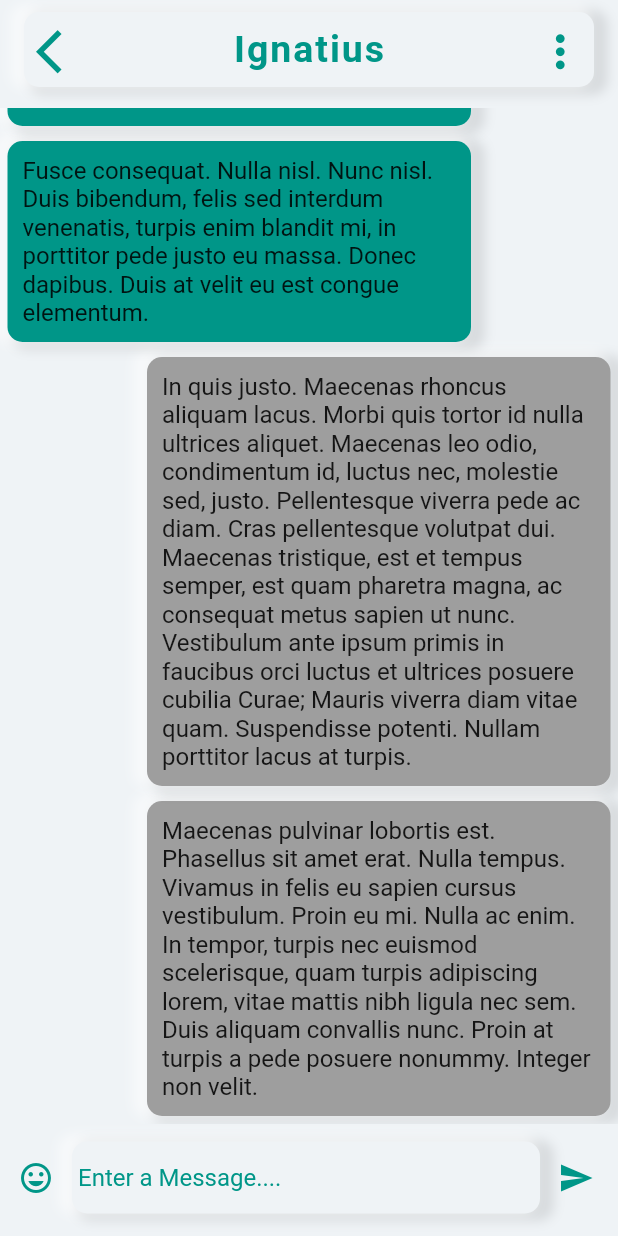
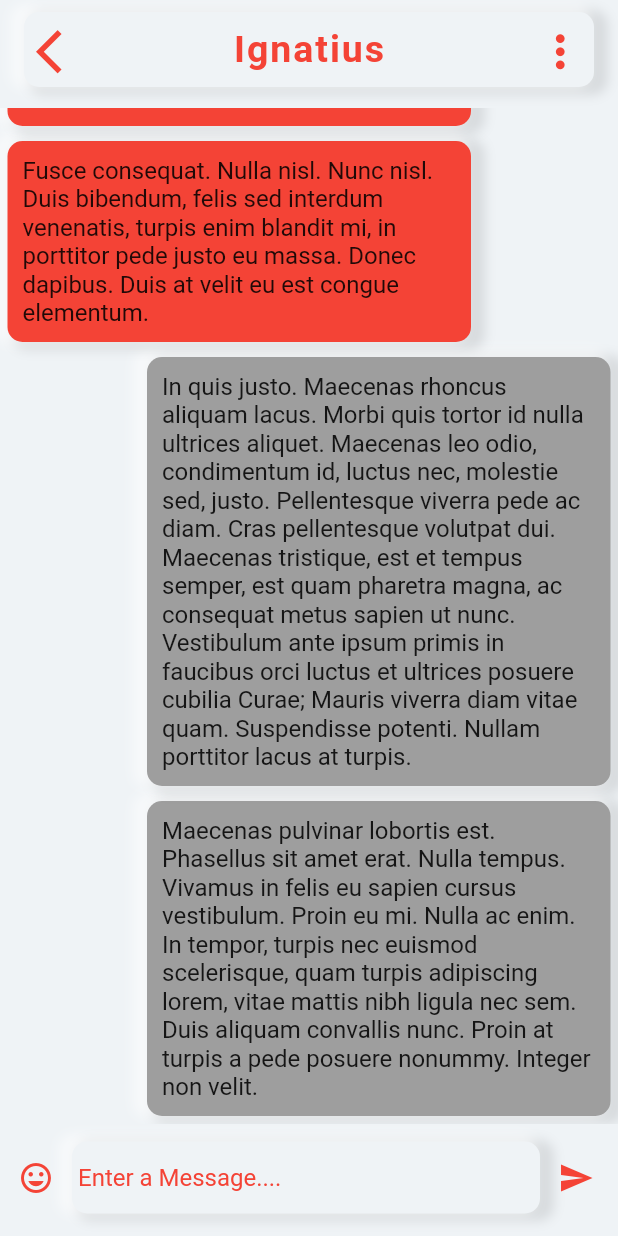
Before and after one commit to kamlesh1687/lets_talk, a Flutter app: the screen it shows once a user with an empty profile is signed in, after a tap on "Ignatius", on a phone screen of 412 x 824 dp. Run offline on Flutter 3.47's test engine with Material 2 defaults, Android fonts, the phone set to English and light mode, and no system bars; our stand-ins replace firebase_auth, google_fonts, google_sign_in; missing offline and left inert: fancy_bar, flutter_auth_buttons; accounts and stored records are empty; network calls fail; Roboto replaces fonts that are missing (Ubuntu).

Commit message:
New UX for instagram

```diff
--- a/lib/Screens/Chatbox.dart
+++ b/lib/Screens/Chatbox.dart
@@ -60,7 +60,7 @@ class _ChatboxState extends State<Chatbox> {
           children: <Widget>[
             Container(
               padding: EdgeInsets.only(bottom: 8),
-              child: customappbar(
+              child: CustomAppbar(
                   cname,
 
                   iconbuttons(Icons.arrow_back_ios, context, () {
--- a/lib/Screens/MyHomePage.dart
+++ b/lib/Screens/MyHomePage.dart
@@ -1,46 +1,38 @@
 import 'package:fancy_bar/fancy_bar.dart';
 import 'package:flutter/cupertino.dart';
 import 'package:flutter/material.dart';
+import 'package:letstalk/Screens/Searchscreen.dart';
 import 'package:letstalk/Screens/Settings.dart';
-import 'package:letstalk/Screens/chatscreeen.dart';
+
 import 'package:letstalk/homeScreen/Profilepage.dart';
 import 'package:letstalk/widgets/variableproperties.dart';
 import 'package:letstalk/widgets/widgets.dart';
 import '../homeScreen/Profilepage.dart';
 import '../homeScreen/feedscreen.dart';
 
-
-
-
 class MyHomePage extends StatefulWidget {
   @override
   _MyHomePageState createState() => _MyHomePageState();
 }
 
-var Pages=[
+List<Widget> pages = [
   Feedscreen(),
-
-  Container(),
+  Searchbar(),
   Setting(),
   Profilepage(),
-
 ];
 
 int currentpage = 0;
 
-
-
-double yaxisTranslatevalue = 0;
 class _MyHomePageState extends State<MyHomePage> {
-
   @override
   Widget build(BuildContext context) {
-    final hg= MediaQuery.of(context).size.height;
     return Scaffold(
-      backgroundColor: bgColor, extendBody: true,
-         bottomNavigationBar: nav( FancyBottomBar(
+        backgroundColor: bgColor,
+        extendBody: true,
+        bottomNavigationBar: nav(FancyBottomBar(
           type: FancyType.FancyV1,
-           selectedIndex: currentpage,// Fancy Bar Type
+          selectedIndex: currentpage, // Fancy Bar Type
           items: [
             FancyItem(
               textColor: Colors.orange,
@@ -69,14 +61,11 @@ class _MyHomePageState extends State<MyHomePage> {
             });
           },
         )),
-
         body: SafeArea(
-
           child: Column(
             children: <Widget>[
-
               Expanded(
-            child: Pages[currentpage],
+                child: pages[currentpage],
               )
             ],
           ),
--- a/lib/homeScreen/feedcontent.dart
+++ b/lib/homeScreen/feedcontent.dart
@@ -56,8 +56,11 @@ class _FeedsState extends State<Feeds> {
                 ),
               ),
               ListTile(
+                title: InkWell(
+                  enableFeedback: true,
+                  onLongPress: (){
 
-                title: InkWell(
+                  },
                   onTap: () {
                     Navigator.push(
                         context,
--- a/lib/homeScreen/feedscreen.dart
+++ b/lib/homeScreen/feedscreen.dart
@@ -1,6 +1,6 @@
 import 'package:flutter/cupertino.dart';
 import 'package:flutter/material.dart';
-import 'package:letstalk/Screens/MyHomePage.dart';
+
 import 'package:letstalk/Screens/chatscreeen.dart';
 import 'package:letstalk/modals/messagemodel.dart';
 import 'package:letstalk/widgets/variableproperties.dart';
@@ -9,7 +9,6 @@ import '../main.dart';
 import 'feedcontent.dart';
 
 class Feedscreen extends StatefulWidget {
-
   @override
   _FeedscreenState createState() => _FeedscreenState();
 }
@@ -20,9 +19,7 @@ class _FeedscreenState extends State<Feedscreen> {
     return AnimatedContainer(
       color: bgColor,
       duration: Duration(milliseconds: 500),
-
       child: Scaffold(
-
         body: Container(
             color: bgColor,
             child: Column(
@@ -31,32 +28,31 @@ class _FeedscreenState extends State<Feedscreen> {
                     child: Column(
                   crossAxisAlignment: CrossAxisAlignment.start,
                   children: <Widget>[
-                    customappbar(
+                    CustomAppbar(
                       "LetStalk",
-                      iconbuttons(Icons.account_circle, context, () {
-                      }),
+                      iconbuttons(Icons.account_circle, context, () {}),
                       iconbuttons(Icons.chat, context, () {
                         Navigator.push(context,
                             pageroutanimated(Chatscreen(), Alignment.topRight));
                       }),
                     ),
-
                     Expanded(
                         child: FutureBuilder(
                             future: datajson(context),
                             builder: (context, snapshot) {
                               if (snapshot.data != null) {
                                 return PageView.builder(
-                          scrollDirection:  Axis.vertical,
+                                    scrollDirection: Axis.vertical,
                                     itemCount: snapshot.data.length,
-                          itemBuilder: (BuildContext context, int index) {
-                            Welcome usersdetail = snapshot.data[index];
-                            return Feeds(usersdetail,index);
+                                    itemBuilder:
+                                        (BuildContext context, int index) {
+                                      Welcome usersdetail =
+                                          snapshot.data[index];
+                                      return Feeds(usersdetail, index);
                                     });
                               }
                               return CircularProgressIndicator();
-                       })
-                    ),
+                            })),
                   ],
                 ))
               ],
--- a/lib/main.dart
+++ b/lib/main.dart
@@ -1,19 +1,9 @@
-import 'package:firebase_auth/firebase_auth.dart';
 import 'package:flutter/material.dart';
-import 'package:google_sign_in/google_sign_in.dart';
-
-
-import 'Screens/MyHomePage.dart';
-
-
+import 'Screens/Splashscreen.dart';
+import 'modals/messagemodel.dart';
 import 'package:google_fonts/google_fonts.dart';
 
-import 'Screens/Splashscreen.dart';
-import 'modals/messagemodel.dart';
-
-
 void main() => runApp(MyApp());
-
 
 Future<List<Welcome>> datajson(BuildContext context) async {
   final jsonString = await DefaultAssetBundle.of(context)
@@ -21,27 +11,23 @@ Future<List<Welcome>> datajson(BuildContext context) async {
   return welcomeFromJson(jsonString);
 }
 
-
-
 class MyApp extends StatelessWidget {
   // This widget is the root of your application.
-
 
   @override
   Widget build(BuildContext context) {
     return MaterialApp(
         title: 'LetStalk',
         theme: ThemeData(
-        splashColor: Colors.cyan,
+          splashColor: Colors.redAccent,
           textTheme: GoogleFonts.ubuntuTextTheme(
             Theme.of(context).textTheme,
           ),
           accentColor: Colors.grey,
-        primarySwatch: Colors.teal,
+          primarySwatch: Colors.red,
           backgroundColor: Colors.white,
           cardColor: Colors.white,
         ),
-      home:SplashScreen()
-    );
+        home: SplashScreen());
   }
 }
--- a/lib/widgets/widgets.dart
+++ b/lib/widgets/widgets.dart
@@ -1,49 +1,43 @@
-import 'package:fancy_bar/fancy_bar.dart';
-import 'package:flutter/cupertino.dart';
 import 'package:flutter/material.dart';
 import 'package:flutter/widgets.dart';
 import 'package:letstalk/Screens/Allcontacts.dart';
 
 import 'package:letstalk/widgets/variableproperties.dart';
 
-
-
-
-class customappbar extends StatelessWidget{
-
+// ignore: must_be_immutable
+class CustomAppbar extends StatefulWidget {
   String titl;
   Widget icon1;
   Widget icon2;
-  customappbar(this.titl,this.icon1,this.icon2);
+  CustomAppbar(this.titl, this.icon1, this.icon2);
 
   @override
+  _CustomAppbarState createState() => _CustomAppbarState();
+}
 
-
-
-
-
-  Widget build(BuildContext context){
+class _CustomAppbarState extends State<CustomAppbar> {
+  @override
+  Widget build(BuildContext context) {
     return Padding(
       padding: const EdgeInsets.only(left: 16, right: 16, top: 8, bottom: 6),
       child: Container(
         height: 50,
-        decoration: BoxDecoration( boxShadow: [
+        decoration: BoxDecoration(boxShadow: [
           cardShadowpositive,
           cardShadownegative,
         ], borderRadius: BorderRadius.circular(10)),
         child: Material(
-
-          color:cardColorbg,
+          color: cardColorbg,
           borderRadius: BorderRadius.circular(10),
           child: Row(
             mainAxisAlignment: MainAxisAlignment.spaceBetween,
             children: <Widget>[
-              icon1,
+              widget.icon1,
               Container(
                 height: 50,
                 child: Center(
                     child: Text(
-                      titl,
+                  widget.titl,
                   style: TextStyle(
                       fontWeight: FontWeight.bold,
                       fontSize: 25,
@@ -51,17 +45,14 @@ class customappbar extends StatelessWidget{
                       letterSpacing: 1.3),
                 )),
               ),
-              icon2,
+              widget.icon2,
             ],
           ),
         ),
       ),
     );
-
   }
 }
-
-
 
 Route pageroutanimated(Widget desirescreen, Alignment alig) {
   return PageRouteBuilder(
@@ -91,60 +82,43 @@ Widget iconbuttons(IconData icn, BuildContext context, Function func) {
   );
 }
 
-
-
-class Customfab extends FloatingActionButton{
-
+class Customfab extends FloatingActionButton {
   @override
   Widget build(BuildContext context) {
-    // TODO: implement build
     return Container(
-      height: MediaQuery.of(context).size.width*0.13,
-      width: MediaQuery.of(context).size.width*0.3,
-      decoration: BoxDecoration( boxShadow: [
-      cardShadowpositive
-      ], borderRadius: BorderRadius.circular(10)),
+      height: MediaQuery.of(context).size.width * 0.13,
+      width: MediaQuery.of(context).size.width * 0.3,
+      decoration: BoxDecoration(
+          boxShadow: [cardShadowpositive],
+          borderRadius: BorderRadius.circular(10)),
       child: Material(
-
         color: cardColorbg,
         borderRadius: BorderRadius.circular(10),
         child: Row(
           mainAxisAlignment: MainAxisAlignment.spaceBetween,
           children: <Widget>[
             iconbuttons(Icons.add, context, () {
-              Navigator.push(
-                  context,
-                  pageroutanimated(
-                      Allcontacts(), Alignment.bottomRight));
+              Navigator.push(context,
+                  pageroutanimated(Allcontacts(), Alignment.bottomRight));
             }),
             iconbuttons(Icons.search, context, () {}),
-
-
           ],
         ),
       ),
     );
   }
-
 }
 
-
-Widget nav(var bottomnavbar)
-     {
-
-
+Widget nav(var bottomnavbar) {
   return Container(
     height: 50,
-    decoration: BoxDecoration( boxShadow: [
+    decoration: BoxDecoration(boxShadow: [
       cardShadowpositive,
       cardShadownegative,
     ], borderRadius: BorderRadius.circular(10)),
-    child:Material(
-
+    child: Material(
       child: bottomnavbar,
       elevation: 0.5,
-
-
     ),
   );
 }
```
Also changed, not shown: lib/Screens/Allcontacts.dart (+6 -21 lines), lib/Screens/Searchscreen.dart (added, +46 -0 lines), lib/Screens/chatscreeen.dart (+11 -23 lines), lib/widgets/variableproperties.dart (+5 -6 lines), pubspec.lock, 3 other files. Lines whose indentation alone changed are shown as unchanged.
